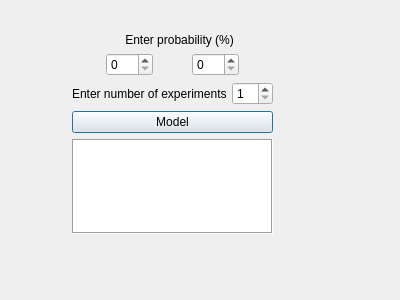
First picture: the form in Lab2/coins.ui, repository JuliaNortman/LabWorks, before the edit.
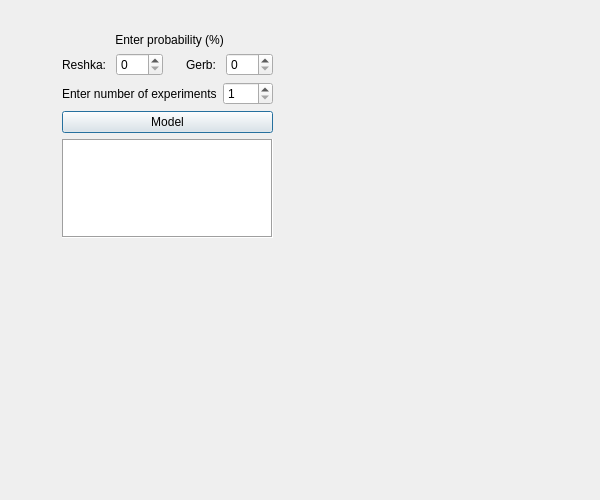
Second picture: the form after the edit.

What changed in the file:
```diff
--- a/Lab2/coins.ui
+++ b/Lab2/coins.ui
@@ -6,20 +6,20 @@
    <rect>
     <x>0</x>
     <y>0</y>
-    <width>400</width>
-    <height>300</height>
+    <width>600</width>
+    <height>500</height>
    </rect>
   </property>
   <property name="windowTitle">
    <string>Dialog</string>
   </property>
-  <widget class="QWidget" name="">
+  <widget class="QWidget" name="layoutWidget">
    <property name="geometry">
     <rect>
-     <x>72</x>
+     <x>62</x>
      <y>33</y>
-     <width>201</width>
-     <height>201</height>
+     <width>211</width>
+     <height>205</height>
     </rect>
    </property>
    <layout class="QVBoxLayout" name="verticalLayout_2">
@@ -48,17 +48,11 @@
       <item>
        <layout class="QHBoxLayout" name="horizontalLayout">
         <item>
-         <spacer name="horizontalSpacer_2">
-          <property name="orientation">
-           <enum>Qt::Horizontal</enum>
+         <widget class="QLabel" name="label_2">
+          <property name="text">
+           <string>Reshka: </string>
           </property>
-          <property name="sizeHint" stdset="0">
-           <size>
-            <width>18</width>
-            <height>20</height>
-           </size>
-          </property>
-         </spacer>
+         </widget>
         </item>
         <item>
          <widget class="QSpinBox" name="Coin1">
@@ -67,26 +61,6 @@
           </property>
          </widget>
         </item>
-        <item>
-         <spacer name="horizontalSpacer">
-          <property name="orientation">
-           <enum>Qt::Horizontal</enum>
-          </property>
-          <property name="sizeHint" stdset="0">
-           <size>
-            <width>28</width>
-            <height>20</height>
-           </size>
-          </property>
-         </spacer>
-        </item>
-        <item>
-         <widget class="QSpinBox" name="Coin2">
-          <property name="maximum">
-           <number>100</number>
-          </property>
-         </widget>
-        </item>
         <item>
          <spacer name="horizontalSpacer_3">
           <property name="orientation">
@@ -100,6 +74,20 @@
           </property>
          </spacer>
         </item>
+        <item>
+         <widget class="QLabel" name="label_3">
+          <property name="text">
+           <string>Gerb: </string>
+          </property>
+         </widget>
+        </item>
+        <item>
+         <widget class="QSpinBox" name="Coin2">
+          <property name="maximum">
+           <number>100</number>
+          </property>
+         </widget>
+        </item>
        </layout>
       </item>
       <item>
```
